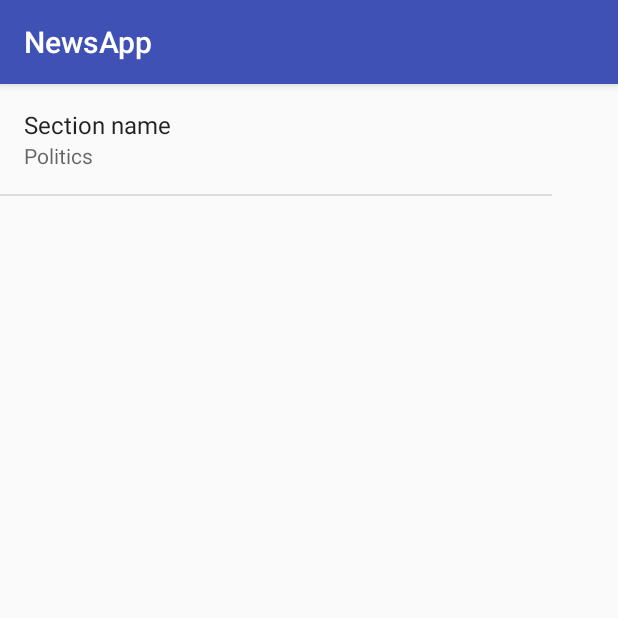
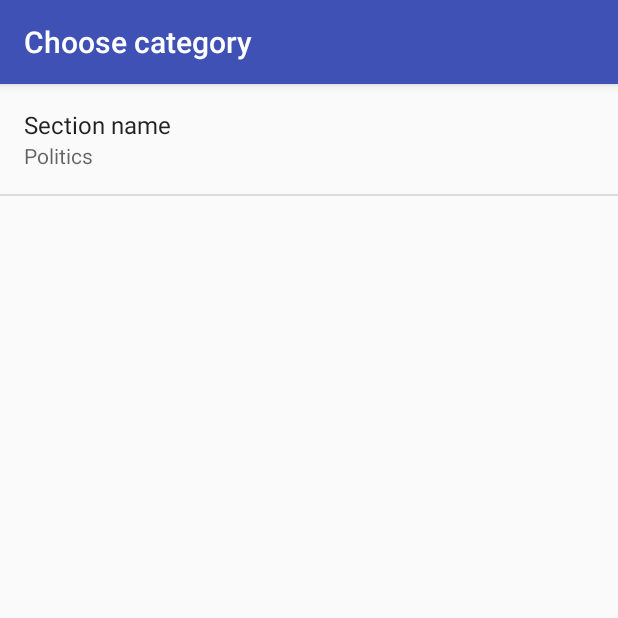
Before and after one commit to Thekraalowais/NewsApp, an Android app: the screen it shows after launch (SettingActivity), after a tap on "Setting", on a phone screen of 412 x 824 dp, the top half of it. Run offline under Robolectric (Android 15) with nearby library versions, the phone set to English and light mode, and no system bars.

Commit message:
last version

```diff
--- a/app/src/main/java/com/example/thekra/newsapp/News.java
+++ b/app/src/main/java/com/example/thekra/newsapp/News.java
@@ -1,8 +1,6 @@
 package com.example.thekra.newsapp;
 
-/**
- * Created by Thekra on 8/16/2017.
- */
+
 
 public class News {
     private String nTitle;
--- a/app/src/main/java/com/example/thekra/newsapp/NewsActivity.java
+++ b/app/src/main/java/com/example/thekra/newsapp/NewsActivity.java
@@ -16,7 +16,6 @@ import android.support.v7.widget.RecyclerView;
 import android.util.Log;
 import android.view.Menu;
 import android.view.MenuItem;
-
 import java.util.ArrayList;
 import java.util.List;
 
@@ -34,33 +33,31 @@ public class NewsActivity extends AppCompatActivity implements LoaderCallbacks<L
         RecyclerView recyclerView = (RecyclerView) findViewById(R.id.recycle_view);
         adapter = new NewsAdapter(this, news);
         recyclerView.setAdapter(adapter);
+        //the LayoutManager define the type of layout
         recyclerView.setLayoutManager(new LinearLayoutManager(this));
         if (isConnected()) {
             getSupportLoaderManager().restartLoader(NEWS_LOADER_ID, null, this);
-        } else {
+        }else{
             adapter.clear();
         }
     }
 
-    //http://content.guardianapis.com/search?q=debate&tag=politics/politics&from-date=2014-01-01&api-key=test
     @Override
     public Loader<List<News>> onCreateLoader(int id, Bundle args) {
-        SharedPreferences sharedPreferences = PreferenceManager.getDefaultSharedPreferences(this);
-        String section = sharedPreferences.getString(getString(R.string.settings_section_key), getString(R.string.settings_section_default));
-        Log.v("NEWSACTIVITY", "LLLLLLLLLLLLLLLL" + section);
+        SharedPreferences sharedPreferences= PreferenceManager.getDefaultSharedPreferences(this);
+        String section=sharedPreferences.getString(getString(R.string.settings_section_key),getString(R.string.settings_section_default));
+        Uri baseUri=Uri.parse(NEWS_URL);
+        Uri.Builder uriBuilder=baseUri.buildUpon();
+        uriBuilder.appendQueryParameter("section",section);
+        uriBuilder.appendQueryParameter("api-key","test");
+        Log.v("SSSSSSSSSSSSss","ss" + uriBuilder.toString());
+        return new NewsLoader(this, uriBuilder.toString());
 
-        Uri baseUri = Uri.parse(NEWS_URL);
-        Uri.Builder uriBuilder = baseUri.buildUpon();
-        uriBuilder.appendQueryParameter("q", "debates");
-        uriBuilder.appendQueryParameter("sectionName", section);
-        uriBuilder.appendQueryParameter("api-key", "test");
-        Log.v("NEWSACTIVITY", "WWWWWWWWWWWWWWWw" + uriBuilder.toString());
-        return new NewsLoader(this, uriBuilder.toString());
     }
 
     @Override
     public void onLoadFinished(Loader<List<News>> loader, List<News> news) {
-        if (news != null) {
+        if (news != null){
             adapter.clear();
             adapter.AddAll(news);
         }
@@ -85,9 +82,9 @@ public class NewsActivity extends AppCompatActivity implements LoaderCallbacks<L
 
     @Override
     public boolean onOptionsItemSelected(MenuItem item) {
-        int id = item.getItemId();
-        if (id == R.id.menu) {
-            Intent settingIntent = new Intent(this, SettingActivity.class);
+        int id=item.getItemId();
+        if(id==R.id.menu){
+            Intent settingIntent=new Intent(this,SettingActivity.class);
             startActivity(settingIntent);
         }
         return super.onOptionsItemSelected(item);
--- a/app/src/main/java/com/example/thekra/newsapp/NewsLoader.java
+++ b/app/src/main/java/com/example/thekra/newsapp/NewsLoader.java
@@ -2,7 +2,6 @@ package com.example.thekra.newsapp;
 
 import android.support.v4.content.AsyncTaskLoader;
 import android.content.Context;
-
 import java.util.List;
 
 
--- a/app/src/main/java/com/example/thekra/newsapp/SettingActivity.java
+++ b/app/src/main/java/com/example/thekra/newsapp/SettingActivity.java
@@ -43,7 +43,6 @@ public class SettingActivity extends AppCompatActivity {
             return true;
         }
 
-
         private void bind(Preference preference) {
             preference.setOnPreferenceChangeListener(this);
             SharedPreferences preferences = PreferenceManager.getDefaultSharedPreferences(preference.getContext());
--- a/app/src/main/res/layout/activity_setting.xml
+++ b/app/src/main/res/layout/activity_setting.xml
@@ -1,7 +1,7 @@
 <?xml version="1.0" encoding="utf-8"?>
 <fragment xmlns:android="http://schemas.android.com/apk/res/android"
     xmlns:tools="http://schemas.android.com/tools"
-    android:layout_width="368dp"
-    android:layout_height="495dp"
+    android:layout_width="match_parent"
+    android:layout_height="match_parent"
     android:name="com.example.thekra.newsapp.SettingActivity$NewsPreferenceFragment"
     tools:context=".SettingActivity"/>
--- a/app/src/main/res/values/arrays.xml
+++ b/app/src/main/res/values/arrays.xml
@@ -4,9 +4,12 @@
 <string-array name="setting_section_labels">
     <item>@string/settings_section1_label</item>
     <item>@string/settings_section2_label</item>
+    <item>@string/settings_section3_label</item>
 </string-array>
     <string-array name="setting_section_values">
         <item>@string/settings_section1_value</item>
         <item>@string/settings_section2_value</item>
+        <item>@string/settings_section3_value</item>
+
     </string-array>
 </resources>
--- a/app/src/main/res/values/strings.xml
+++ b/app/src/main/res/values/strings.xml
@@ -3,17 +3,18 @@
     <string name="section_name">Section Name:</string>
     <string name="title">Title:</string>
     <string name="setting">Setting</string>
+    <string name="setting_label">Choose category</string>
 
-    <!-- Strings For section Preference [CHAR LIMIT=30] -->
     <string name="settings_section_label">Section name</string>
     <string name="settings_section_key" translatable="false">sectionName</string>
     <string name="settings_section_default" translatable="false">@string/settings_section1_value</string>
 
-    <!-- Label for Politics option [CHAR LIMIT=20] -->
     <string name="settings_section1_label">Politics</string>
     <string name="settings_section1_value" translatable="false">politics</string>
 
-    <!-- Label for opinion option [CHAR LIMIT=20] -->
-    <string name="settings_section2_label">Opinion</string>
-    <string name="settings_section2_value" translatable="false">Opinion</string>
+    <string name="settings_section2_label">world</string>
+    <string name="settings_section2_value" translatable="false">world</string>
+
+    <string name="settings_section3_label">Business</string>
+    <string name="settings_section3_value" translatable="false">business</string>
 </resources>
--- a/app/src/main/res/values/styles.xml
+++ b/app/src/main/res/values/styles.xml
@@ -1,8 +1,6 @@
 <resources>
 
-    <!-- Base application theme. -->
     <style name="AppTheme" parent="Theme.AppCompat.Light.DarkActionBar">
-        <!-- Customize your theme here. -->
         <item name="colorPrimary">@color/colorPrimary</item>
         <item name="colorPrimaryDark">@color/colorPrimaryDark</item>
         <item name="colorAccent">@color/colorAccent</item>
```
Also changed, not shown: app/src/main/AndroidManifest.xml (+6 -3 lines), app/src/main/java/com/example/thekra/newsapp/HelperMethods.java (+3 -5 lines), app/src/main/java/com/example/thekra/newsapp/NewsAdapter.java (+12 -3 lines), app/src/main/res/layout/new_item.xml (+9 -12 lines).
